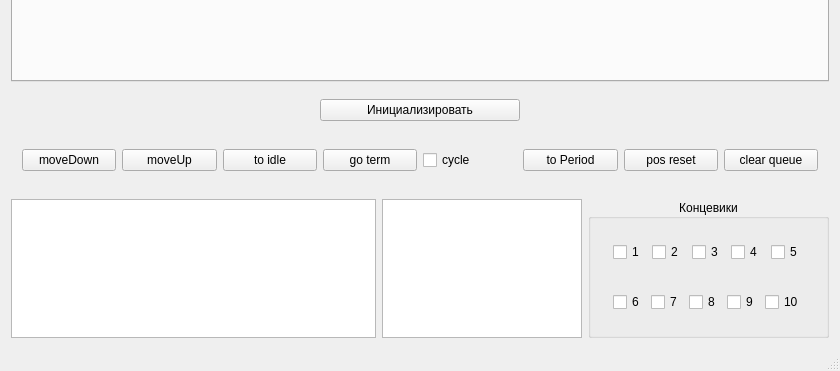
PoldenDev/polden-ver-motorControl-desktop, file mainwindow.ui: the form before one commit; both pictures show x 0 to 840 and y 449 to 820 of the 840 by 820 pixel window.
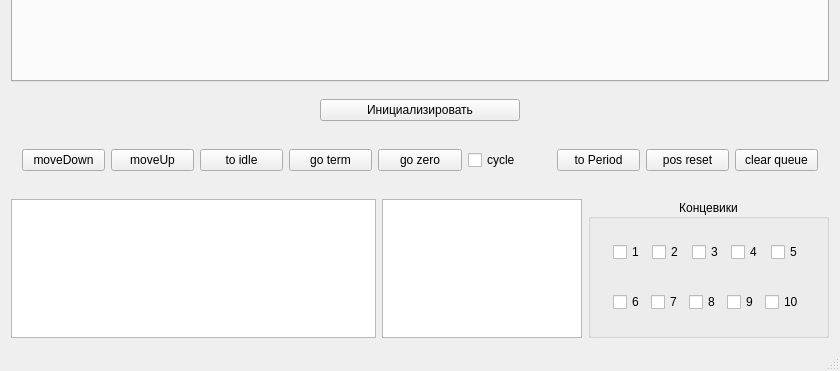
The form after the commit.

Patch:
```diff
--- a/mainwindow.ui
+++ b/mainwindow.ui
@@ -1356,6 +1356,13 @@
          </property>
         </widget>
        </item>
+       <item>
+        <widget class="QPushButton" name="pushButtonGoZero">
+         <property name="text">
+          <string>go zero</string>
+         </property>
+        </widget>
+       </item>
        <item>
         <widget class="QCheckBox" name="checkBoxCycle">
          <property name="text">
```
